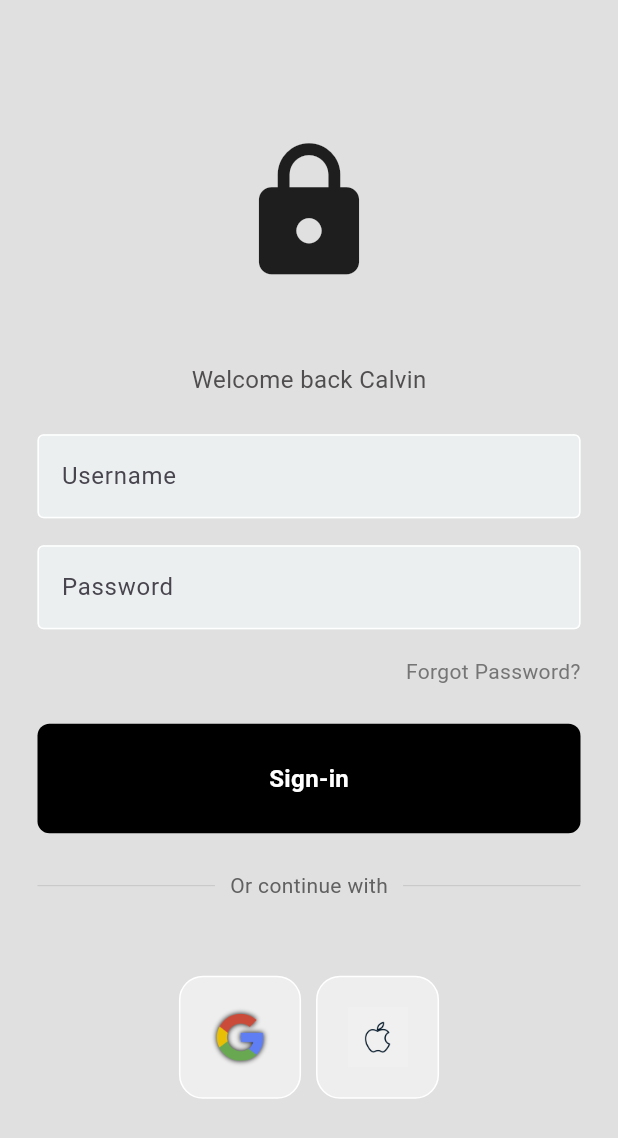
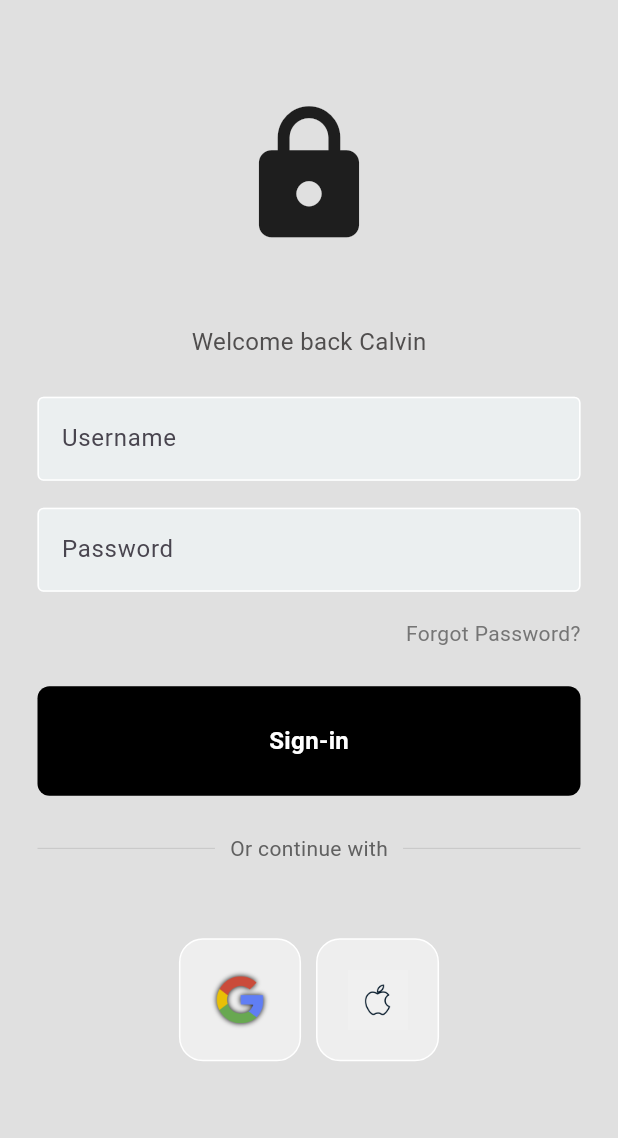
Before and after one commit to calebProg/bible_app, a Flutter app: the screen it shows after launch, on a phone screen of 412 x 824 dp. Shown: the top 1138 px of the screen. Run offline on Flutter 3.47's test engine with Material 3 defaults, Android fonts, the phone set to English and light mode, and no system bars.

Commit message:
first commit

```diff
--- a/lib/pages/login_page.dart
+++ b/lib/pages/login_page.dart
@@ -104,18 +104,19 @@ class LoginPage extends StatelessWidget {
 
               Row(
                 mainAxisAlignment: MainAxisAlignment.center,
-                children: [
+                children: const [
                   // google button
                   SquareTile(imagePath: 'lib/images/google-sign.png'),
 
                   const SizedBox(
                     width: 10,
                   ),
-
                   // apple button
                   SquareTile(imagePath: 'lib/images/apple-sign.png'),
                 ],
               ),
+
+              SizedBox(height: 50)
               // register
             ],
           ),
```
Also changed, not shown: 1 other file.
